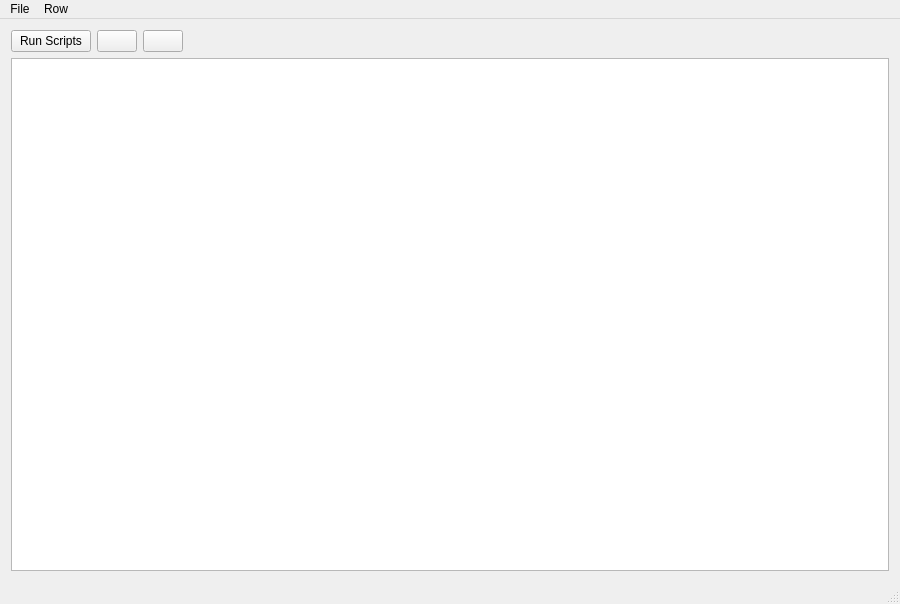
The window that ShotRunnerTool/runnertool_ui.ui (BlakeRaymond-AI/ENPH459Project) describes before a commit, drawn with Qt 5.
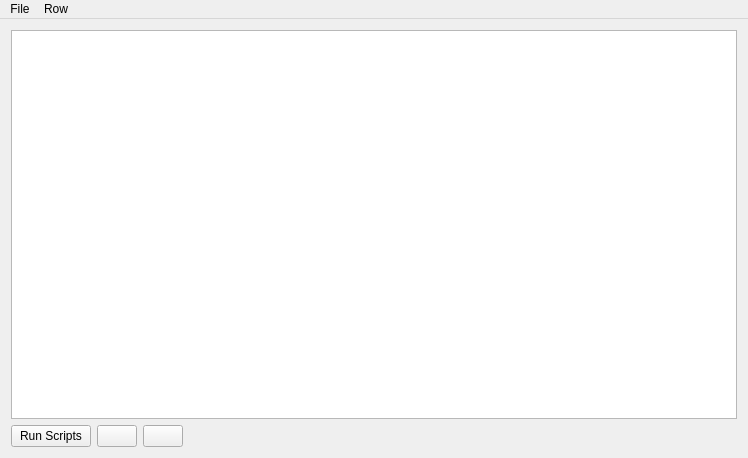
The same window after the commit.

Commit message: Integrate shot controller with runner UI

The edit to the form file:
```diff
--- a/ShotRunnerTool/runnertool_ui.ui
+++ b/ShotRunnerTool/runnertool_ui.ui
@@ -6,8 +6,8 @@
    <rect>
     <x>0</x>
     <y>0</y>
-    <width>900</width>
-    <height>604</height>
+    <width>748</width>
+    <height>458</height>
    </rect>
   </property>
   <property name="windowTitle">
@@ -21,6 +21,13 @@
     </sizepolicy>
    </property>
    <layout class="QVBoxLayout" name="verticalLayout">
+    <item>
+     <layout class="QHBoxLayout" name="horizontalLayout1">
+      <item>
+       <widget class="QTableView" name="tableView"/>
+      </item>
+     </layout>
+    </item>
     <item>
      <layout class="QHBoxLayout" name="horizontalLayout_2">
       <property name="bottomMargin">
@@ -62,9 +69,6 @@
       </item>
      </layout>
     </item>
-    <item>
-     <widget class="QTableView" name="tableView"/>
-    </item>
    </layout>
   </widget>
   <widget class="QMenuBar" name="menuBar">
@@ -72,7 +76,7 @@
     <rect>
      <x>0</x>
      <y>0</y>
-     <width>900</width>
+     <width>748</width>
      <height>21</height>
     </rect>
    </property>
@@ -98,7 +102,6 @@
    <addaction name="menuFile"/>
    <addaction name="menuRow"/>
   </widget>
-  <widget class="QStatusBar" name="statusBar"/>
   <action name="actionNew">
    <property name="text">
     <string>New...</string>
```
The commit also changes 4 other files.
